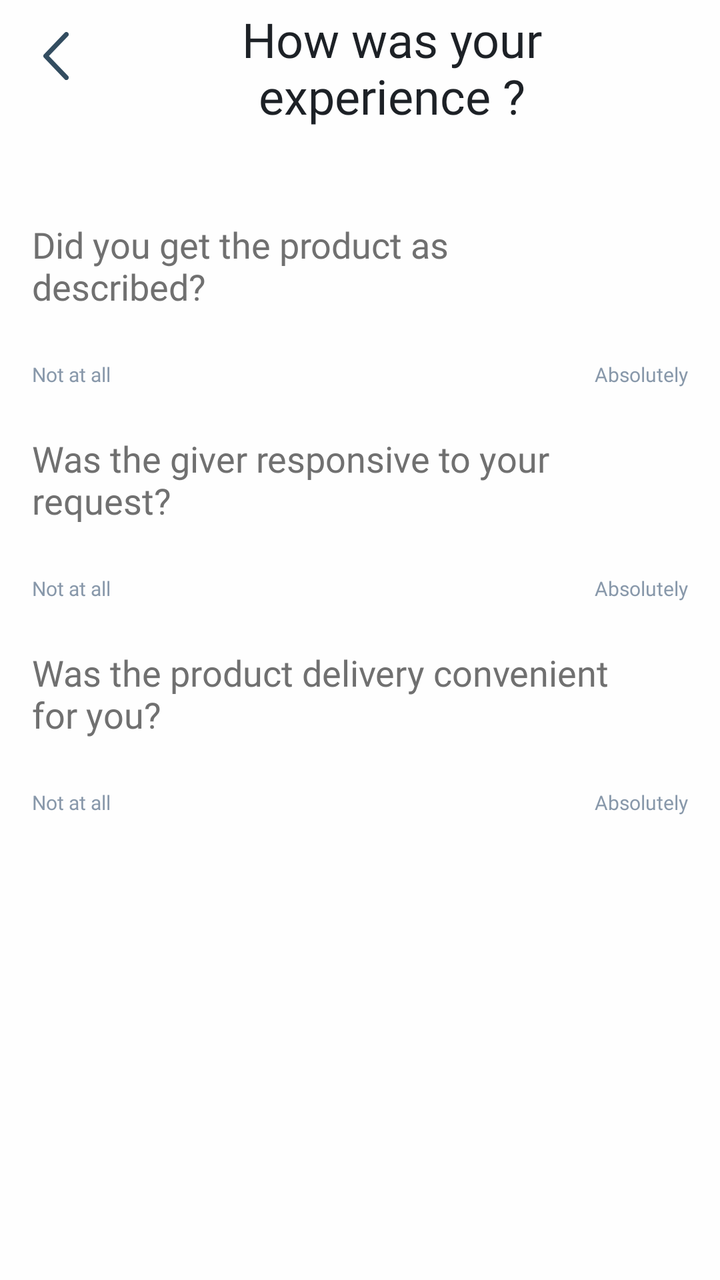
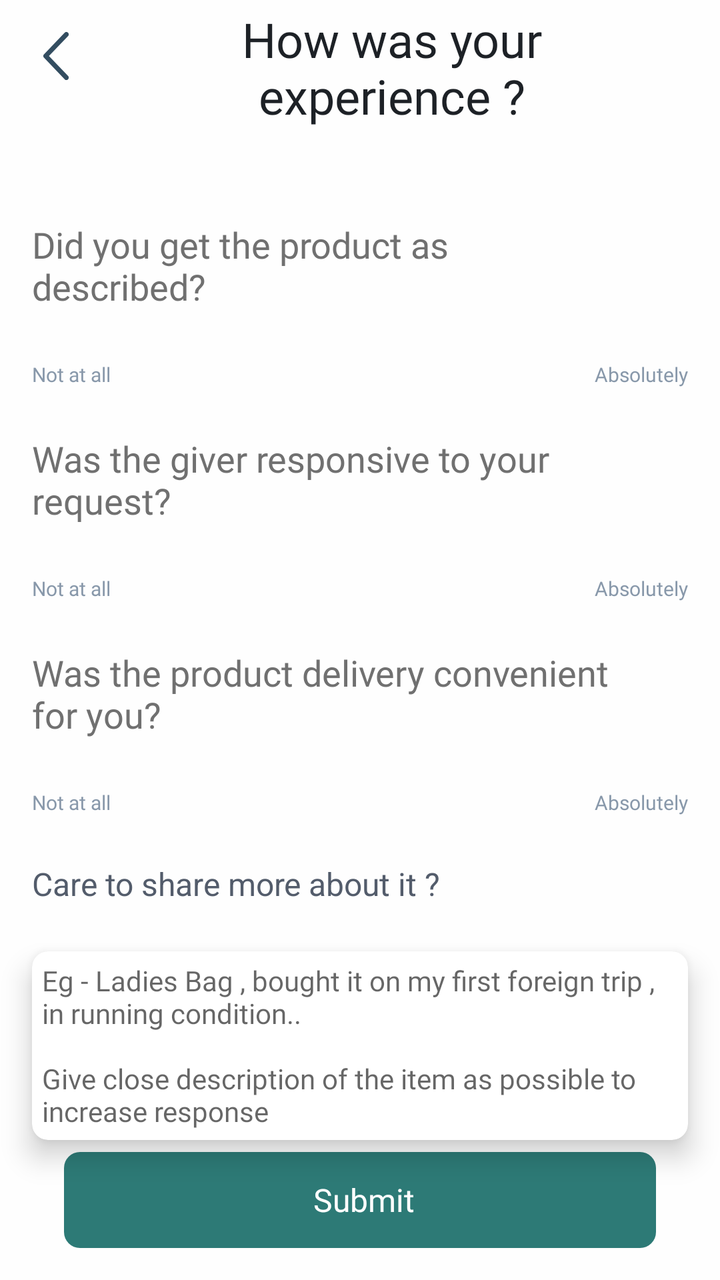

Screens rendered from an Android XML layout before and after an edit, with the pre-edit source and the edit as a unified diff.
<!-- AndroidManifest.xml: activity theme Theme.AbraaKaDabraa.NoActionBar -->
<!-- res/layout/activity_feedback.xml -->
<?xml version="1.0" encoding="utf-8"?>
<androidx.constraintlayout.widget.ConstraintLayout
    xmlns:android="http://schemas.android.com/apk/res/android"
    xmlns:app="http://schemas.android.com/apk/res-auto"
    xmlns:tools="http://schemas.android.com/tools"
    android:layout_width="match_parent"
    android:layout_height="match_parent"
    android:background="#FEFEFE"
    tools:context=".activities.newflow.ui.FeedbackActivity">

    <ImageView
        android:id="@+id/imageView18"
        android:layout_width="24dp"
        android:layout_height="24dp"
        android:layout_marginStart="16dp"
        android:layout_marginTop="16dp"
        app:layout_constraintStart_toStartOf="parent"
        app:layout_constraintTop_toTopOf="parent"
        app:srcCompat="@drawable/ic_back_arrow" />

    <TextView
        android:id="@+id/textView82"
        android:layout_width="0dp"
        android:layout_height="wrap_content"
        android:layout_marginStart="16dp"
        android:layout_marginTop="11dp"
        android:layout_marginEnd="24dp"
        android:fontFamily="@font/montserrat_bold"
        android:gravity="center"
        android:text="How was your experience ?"
        android:textColor="#1D2126"
        android:textSize="24sp"
        app:layout_constraintBottom_toBottomOf="@+id/imageView18"
        app:layout_constraintEnd_toEndOf="parent"
        app:layout_constraintStart_toEndOf="@+id/imageView18"
        app:layout_constraintTop_toTopOf="@+id/imageView18" />

    <LinearLayout
        android:id="@+id/linearLayout3"
        android:layout_width="match_parent"
        android:layout_height="wrap_content"
        android:layout_marginTop="23dp"
        android:orientation="vertical"
        app:layout_constraintEnd_toEndOf="parent"
        app:layout_constraintStart_toStartOf="parent"
        app:layout_constraintTop_toBottomOf="@+id/textView82">

        <TextView
            android:id="@+id/textView119"
            android:layout_width="match_parent"
            android:layout_height="wrap_content"
            android:layout_marginStart="16dp"
            android:layout_marginTop="23dp"
            android:layout_marginEnd="16dp"
            android:fontFamily="@font/montserrat_regular"
            android:text="Did you get the product as \ndescribed?\n"
            android:textColor="@color/hyper_link_text_color"
            android:textSize="18sp"
            app:layout_constraintEnd_toEndOf="parent"
            app:layout_constraintStart_toStartOf="parent"
            app:layout_constraintTop_toBottomOf="@+id/textView82" />

        <com.oss.abraakadabraaapp.activities.newflow.customeview.IndicatorSeekBar
            android:id="@+id/seekbar"
            android:layout_width="match_parent"
            android:layout_height="0dp"
            app:isb_progress="30"
            app:isb_show_indicator="rectangle"
            app:isb_show_tick_marks_type="divider"
            app:isb_thumb_color="#FBFDFC"
            app:isb_thumb_size="20dp"
            app:isb_tick_marks_color="#FFFFFFFF"
            app:isb_ticks_count="6"
            app:isb_track_background_color="@color/isb_selector_tick_marks_color"
            app:isb_track_background_size="10dp"
            app:isb_track_progress_color="@color/isb_selector_tick_marks_color"
            app:isb_track_progress_size="10dp" />

        <LinearLayout
            android:layout_width="match_parent"
            android:layout_height="wrap_content"
            android:layout_marginTop="4dp"
            android:orientation="horizontal">

            <TextView
                android:layout_width="0dp"
                android:layout_height="wrap_content"
                android:layout_marginStart="@dimen/dp_16"
                android:layout_weight="1"
                android:fontFamily="@font/montserrat_regular"
                android:text="Not at all"
                android:textColor="#8898AA"
                android:textSize="10sp" />

            <TextView
                android:layout_width="0dp"
                android:layout_height="wrap_content"
                android:layout_marginEnd="@dimen/dp_16"
                android:layout_weight="1"
                android:fontFamily="@font/montserrat_regular"
                android:gravity="end"
                android:text="Absolutely"
                android:textColor="#8898AA"
                android:textSize="10sp" />
        </LinearLayout>
    </LinearLayout>

    <LinearLayout
        android:id="@+id/linearLayout4"
        android:layout_width="match_parent"
        android:layout_height="wrap_content"
        android:orientation="vertical"
        app:layout_constraintEnd_toEndOf="parent"
        app:layout_constraintStart_toStartOf="parent"
        app:layout_constraintTop_toBottomOf="@+id/linearLayout3">

        <TextView
            android:id="@+id/textView1191"
            android:layout_width="match_parent"
            android:layout_height="wrap_content"
            android:layout_marginStart="16dp"
            android:layout_marginTop="23dp"
            android:layout_marginEnd="16dp"
            android:fontFamily="@font/montserrat_regular"
            android:text="Was the giver responsive to your \nrequest?\n"
            android:textColor="@color/hyper_link_text_color"
            android:textSize="18sp"
            app:layout_constraintEnd_toEndOf="parent"
            app:layout_constraintStart_toStartOf="parent"
            app:layout_constraintTop_toBottomOf="@+id/textView82" />

        <com.oss.abraakadabraaapp.activities.newflow.customeview.IndicatorSeekBar
            android:id="@+id/seekbar1"
            android:layout_width="match_parent"
            android:layout_height="0dp"
            app:isb_progress="30"
            app:isb_show_indicator="rectangle"
            app:isb_show_tick_marks_type="divider"
            app:isb_thumb_color="#FBFDFC"
            app:isb_thumb_size="20dp"
            app:isb_tick_marks_color="#FFFFFFFF"
            app:isb_ticks_count="6"
            app:isb_track_background_color="@color/isb_selector_tick_marks_color"
            app:isb_track_background_size="10dp"
            app:isb_track_progress_color="@color/isb_selector_tick_marks_color"
            app:isb_track_progress_size="10dp" />

        <LinearLayout
            android:layout_width="match_parent"
            android:layout_height="wrap_content"
            android:layout_marginTop="4dp"
            android:orientation="horizontal">

            <TextView
                android:layout_width="0dp"
                android:layout_height="wrap_content"
                android:layout_marginStart="@dimen/dp_16"
                android:layout_weight="1"
                android:fontFamily="@font/montserrat_regular"
                android:text="Not at all"
                android:textColor="#8898AA"
                android:textSize="10sp" />

            <TextView
                android:layout_width="0dp"
                android:layout_height="wrap_content"
                android:layout_marginEnd="@dimen/dp_16"
                android:layout_weight="1"
                android:fontFamily="@font/montserrat_regular"
                android:gravity="end"
                android:text="Absolutely"
                android:textColor="#8898AA"
                android:textSize="10sp" />
        </LinearLayout>
    </LinearLayout>

    <LinearLayout
        android:layout_width="match_parent"
        android:layout_height="wrap_content"
        android:orientation="vertical"
        app:layout_constraintEnd_toEndOf="parent"
        app:layout_constraintStart_toStartOf="parent"
        app:layout_constraintTop_toBottomOf="@+id/linearLayout4">

        <TextView
            android:id="@+id/textView1192"
            android:layout_width="match_parent"
            android:layout_height="wrap_content"
            android:layout_marginStart="16dp"
            android:layout_marginTop="23dp"
            android:layout_marginEnd="16dp"
            android:fontFamily="@font/montserrat_regular"
            android:text="Was the product delivery convenient\nfor you?\n"
            android:textColor="@color/hyper_link_text_color"
            android:textSize="18sp"

            app:layout_constraintEnd_toEndOf="parent"
            app:layout_constraintStart_toStartOf="parent"
            app:layout_constraintTop_toBottomOf="@+id/textView82" />

        <com.oss.abraakadabraaapp.activities.newflow.customeview.IndicatorSeekBar
            android:id="@+id/seekbar2"
            android:layout_width="match_parent"
            android:layout_height="0dp"
            app:isb_progress="30"
            app:isb_show_indicator="rectangle"
            app:isb_show_tick_marks_type="divider"
            app:isb_thumb_color="#FBFDFC"
            app:isb_thumb_size="20dp"
            app:isb_tick_marks_color="#FFFFFFFF"
            app:isb_ticks_count="6"
            app:isb_track_background_color="@color/isb_selector_tick_marks_color"
            app:isb_track_background_size="10dp"
            app:isb_track_progress_color="@color/isb_selector_tick_marks_color"
            app:isb_track_progress_size="10dp" />

        <LinearLayout
            android:layout_width="match_parent"
            android:layout_height="wrap_content"
            android:layout_marginTop="4dp"
            android:orientation="horizontal">

            <TextView
                android:layout_width="0dp"
                android:layout_height="wrap_content"
                android:layout_marginStart="@dimen/dp_16"
                android:layout_weight="1"
                android:fontFamily="@font/montserrat_regular"
                android:text="Not at all"
                android:textColor="#8898AA"
                android:textSize="10sp" />

            <TextView
                android:layout_width="0dp"
                android:layout_height="wrap_content"
                android:layout_marginEnd="@dimen/dp_16"
                android:layout_weight="1"
                android:fontFamily="@font/montserrat_regular"
                android:gravity="end"
                android:text="Absolutely"
                android:textColor="#8898AA"
                android:textSize="10sp" />
        </LinearLayout>
    </LinearLayout>



</androidx.constraintlayout.widget.ConstraintLayout>
<!-- resources referenced by this layout -->
<resources>
  <color name="hyper_link_text_color">#707070</color>
  <dimen name="dp_16">16dp</dimen>
  <!-- drawable ic_back_arrow (drawable) -->
  <vector android:height="44.5704dp" android:viewportHeight="18.571"
      android:viewportWidth="10" android:width="24dp" xmlns:android="http://schemas.android.com/apk/res/android">
      <path android:fillColor="#334d60" android:pathData="M0.265,9.949 L8.433,18.3a0.906,0.906 0,0 0,1.3 0,0.951 0.951,0 0,0 0,-1.325L2.212,9.286 9.73,1.6a0.952,0.952 0,0 0,0 -1.326,0.906 0.906,0 0,0 -1.3,0L0.265,8.623A0.962,0.962 0,0 0,0.265 9.949Z"/>
  </vector>
  <style name="Theme.AbraaKaDabraa.NoActionBar">
          <item name="windowActionBar">false</item>
          <item name="windowNoTitle">true</item>
  
      </style>
</resources>

<!-- the commit's change to res/layout/activity_feedback.xml (unified diff, before → after) -->
@@ -46,7 +46,7 @@
         app:layout_constraintTop_toBottomOf="@+id/textView82">
 
         <TextView
-            android:id="@+id/textView119"
+            android:id="@+id/headingOne"
             android:layout_width="match_parent"
             android:layout_height="wrap_content"
             android:layout_marginStart="16dp"
@@ -115,7 +115,7 @@
         app:layout_constraintTop_toBottomOf="@+id/linearLayout3">
 
         <TextView
-            android:id="@+id/textView1191"
+            android:id="@+id/headingTwo"
             android:layout_width="match_parent"
             android:layout_height="wrap_content"
             android:layout_marginStart="16dp"
@@ -175,6 +175,7 @@
     </LinearLayout>
 
     <LinearLayout
+        android:id="@+id/linearLayout8"
         android:layout_width="match_parent"
         android:layout_height="wrap_content"
         android:orientation="vertical"
@@ -183,7 +184,7 @@
         app:layout_constraintTop_toBottomOf="@+id/linearLayout4">
 
         <TextView
-            android:id="@+id/textView1192"
+            android:id="@+id/headingThree"
             android:layout_width="match_parent"
             android:layout_height="wrap_content"
             android:layout_marginStart="16dp"
@@ -241,8 +242,75 @@
                 android:textColor="#8898AA"
                 android:textSize="10sp" />
         </LinearLayout>
+
     </LinearLayout>
 
+    <androidx.cardview.widget.CardView
+        android:id="@+id/cardView3"
+        android:layout_width="0dp"
+        android:layout_height="wrap_content"
+        android:layout_marginStart="16dp"
+        android:layout_marginTop="23dp"
+        android:layout_marginEnd="16dp"
+        app:cardCornerRadius="8dp"
+        app:cardElevation="8dp"
+        app:layout_constraintEnd_toEndOf="parent"
+        app:layout_constraintStart_toStartOf="parent"
+        app:layout_constraintTop_toBottomOf="@+id/textView13">
+
+        <EditText
+            android:id="@+id/descriptionTxt"
+            android:layout_width="match_parent"
+            android:layout_height="match_parent"
+            android:layout_margin="5dp"
+            android:fontFamily="@font/montserrat_regular"
+            android:background="@color/transparent"
+            android:hint="Eg - Ladies Bag , bought it on my first foreign trip , in running condition.. \n\nGive close description of the item as possible to increase response"
+            android:textColor="@color/edit_text_color"
+            android:textSize="14sp" />
+    </androidx.cardview.widget.CardView>
+
+    <TextView
+        android:id="@+id/textView13"
+        android:layout_width="0dp"
+        android:layout_height="wrap_content"
+        android:layout_marginStart="16dp"
+        android:layout_marginTop="23dp"
+        android:layout_marginEnd="16dp"
+        android:text="Care to share more about it ?"
+        android:textColor="#535C6B"
+        android:textSize="16sp"
+        app:layout_constraintEnd_toEndOf="parent"
+        app:layout_constraintStart_toStartOf="parent"
+        app:layout_constraintTop_toBottomOf="@+id/linearLayout8" />
+    <LinearLayout
+        android:id="@+id/updateBtn"
+        android:layout_width="0dp"
+        android:layout_height="48dp"
+        android:layout_marginStart="32dp"
+        android:layout_marginTop="8dp"
+        android:layout_marginEnd="32dp"
+        android:layout_marginBottom="16dp"
+        android:background="@drawable/btn_bg_rounded_rect"
+        android:gravity="center"
+        android:visibility="visible"
+        android:orientation="horizontal"
+        android:padding="8dp"
+        android:textAllCaps="false"
+        app:layout_constraintBottom_toBottomOf="parent"
+        app:layout_constraintEnd_toEndOf="parent"
+        app:layout_constraintStart_toStartOf="parent">
+
+        <TextView
+            android:layout_width="wrap_content"
+            android:layout_height="wrap_content"
+            android:layout_marginStart="4dp"
+            android:fontFamily="@font/montserrat_medium"
+            android:text="Submit"
+            android:textColor="@color/white"
+            android:textSize="@dimen/sp_16" />
+
+    </LinearLayout>
 
 
 </androidx.constraintlayout.widget.ConstraintLayout>
<!-- resource entries referenced after the edit -->
@@ -1,7 +1,20 @@
 <!-- resources referenced by this layout -->
 <resources>
+  <color name="edit_text_color">#8898AA</color>
   <color name="hyper_link_text_color">#707070</color>
+  <color name="transparent">#00000000</color>
+  <color name="white">#FFFFFFFF</color>
   <dimen name="dp_16">16dp</dimen>
+  <dimen name="sp_16">16sp</dimen>
+  <!-- drawable btn_bg_rounded_rect (drawable) -->
+  <shape xmlns:android="http://schemas.android.com/apk/res/android"
+      android:shape="rectangle">
+  
+      <solid android:color="@color/new_button_color" />
+  
+      <corners android:radius="8dp" />
+  
+  </shape>
   <!-- drawable ic_back_arrow (drawable) -->
   <vector android:height="44.5704dp" android:viewportHeight="18.571"
       android:viewportWidth="10" android:width="24dp" xmlns:android="http://schemas.android.com/apk/res/android">
@@ -12,5 +25,6 @@
           <item name="windowNoTitle">true</item>
   
       </style>
+  <color name="new_button_color">#2D7A76</color>
 </resources>
 
